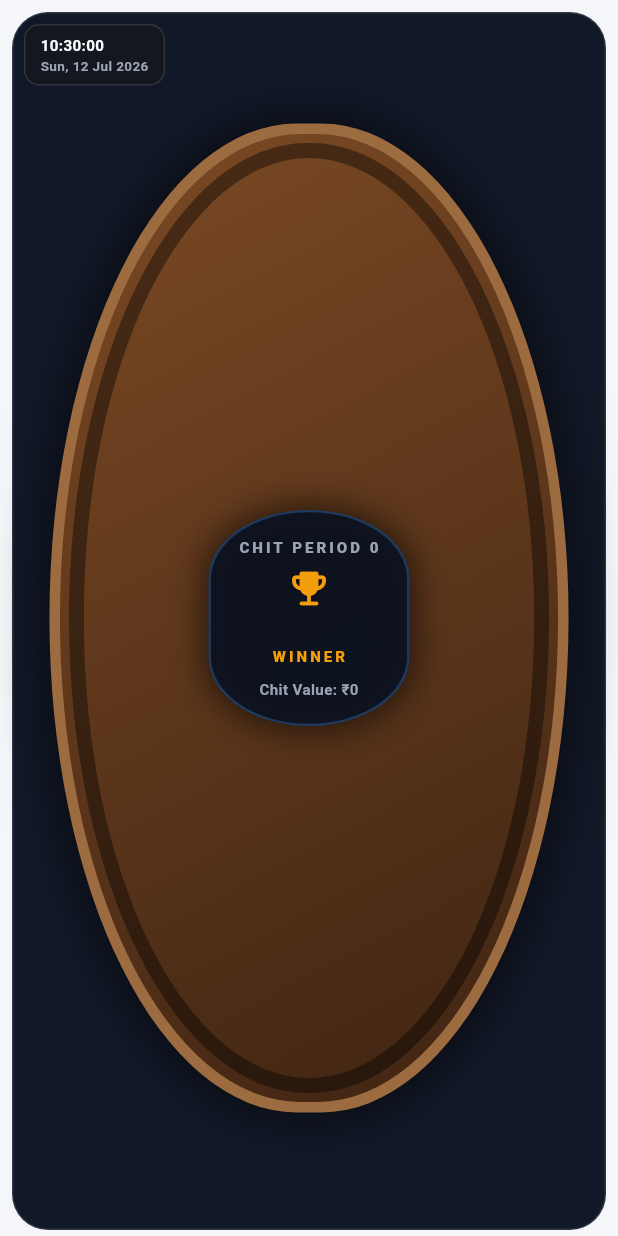
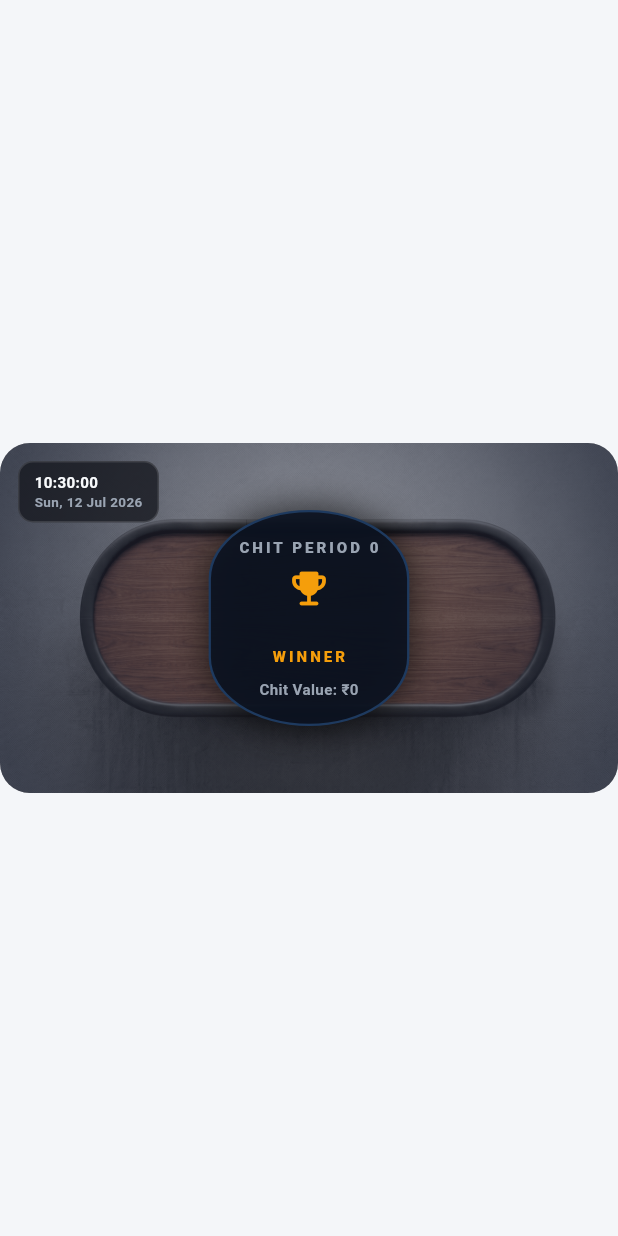
Before and after one commit to nandha3d/loanapp, a Flutter app: the _PokerTable widget shown alone on an empty page, opened directly with empty values, on a phone screen of 412 x 824 dp. Run offline on Flutter 3.47's test engine with Material 3 defaults, Android fonts, the phone set to English and light mode, and no system bars; our stand-ins replace connectivity_plus, dio, firebase_core, firebase_messaging, fl_chart, flutter_map and 18 more; missing offline and left inert: mobile_scanner, razorpay_flutter; accounts and stored records are empty; project files that could hold a hidden picture were left out.

Commit message:
feat(mobile): use real poker-table image in live auction (web parity)
Replace the hand-painted wooden-oval gradient in the chit live auction
screen with the actual poker_table.png photograph the web room renders,
in the web's exact 2712×1536 aspect ratio, with the same dark radial
vignette and seats laid on the felt. Bump app version to 0.1.3+25.

Co-Authored-By: Claude Fable 5 <noreply@anthropic.com>
Claude-Session: https://claude.ai/code/session_018bv64qCRpaAfXs8LXZmg6E

```diff
--- a/mobile/lib/features/chits/chit_live_auction_screen.dart
+++ b/mobile/lib/features/chits/chit_live_auction_screen.dart
@@ -22,9 +22,6 @@ import 'package:loantrack/features/collection/voice_entry_controller.dart';
 // Table palette — the wooden auction table is deliberately fixed-color (not
 // themed): it mirrors the web live room so both screens read as one product.
 const _kFeltFrame = Color(0xFF111827);
-const _kWoodLight = Color(0xFF7C4A24);
-const _kWoodDark = Color(0xFF3E2312);
-const _kWoodRim = Color(0xFF9C6B3F);
 const _kHub = Color(0xFF0B1220);
 const _kHubBorder = Color(0xFF1E3A5F);
 const _kTimerCyan = Color(0xFF38BDF8);
@@ -1049,59 +1046,50 @@ class _PokerTable extends StatelessWidget {
 
   @override
   Widget build(BuildContext context) {
-    return LayoutBuilder(
+    // Same landscape wooden-table asset the web auction room renders, in the
+    // web's exact aspect ratio (2712×1536), with seats laid on the felt.
+    return Center(
+      child: AspectRatio(
+        aspectRatio: 2712 / 1536,
+        child: LayoutBuilder(
           builder: (context, box) {
             final w = box.maxWidth;
             final h = box.maxHeight;
             final cx = w / 2;
             final cy = h / 2;
-        final rx = w * 0.40;
-        final ry = h * 0.40;
+            // Seats sit just inside the felt rail (mirrors the web ellipse).
+            final rx = w * 0.36;
+            final ry = h * 0.33;
             // Seats shrink as the ring fills so 25 members still fit.
-        final seatRadius =
-            members.length <= 8 ? 24.0 : (members.length <= 14 ? 20.0 : 16.0);
+            final seatRadius = members.length <= 8
+                ? 22.0
+                : (members.length <= 14 ? 18.0 : 14.0);
             return Stack(
-          children: [
-            // Table frame (dark surround like the web card).
+              clipBehavior: Clip.none,
+              children: [
+                // The real poker-table photograph (shared with the web room).
                 Positioned.fill(
-              child: Padding(
-                padding: const EdgeInsets.fromLTRB(8, 8, 8, 4),
+                  child: ClipRRect(
+                    borderRadius: BorderRadius.circular(20),
+                    child: ColorFiltered(
+                      colorFilter: const ColorFilter.mode(
+                          Color(0x14000000), BlendMode.darken),
+                      child: Image.asset(
+                        'assets/images/poker_table.png',
+                        fit: BoxFit.cover,
+                      ),
+                    ),
+                  ),
+                ),
+                // Dark radial vignette so seats/hub read over the wood,
+                // matching the web overlay (rgba(15,23,42,0.35 → 0.7)).
+                Positioned.fill(
                   child: DecoratedBox(
                     decoration: BoxDecoration(
-                    color: _kFeltFrame,
-                    borderRadius: BorderRadius.circular(24),
-                    border: Border.all(color: AppColors.inkBorder),
-                  ),
-                ),
-              ),
-            ),
-            // Wooden oval: rim + top-lit grain gradient.
-            Center(
-              child: Container(
-                width: w * 0.84,
-                height: h * 0.80,
-                decoration: BoxDecoration(
-                  borderRadius: BorderRadius.all(Radius.elliptical(w, h)),
-                  gradient: const LinearGradient(
-                    begin: Alignment.topLeft,
-                    end: Alignment.bottomRight,
-                    colors: [_kWoodLight, _kWoodDark],
-                  ),
-                  border: Border.all(color: _kWoodRim, width: 7),
-                  boxShadow: const [
-                    BoxShadow(
-                        color: Color(0x99000000),
-                        blurRadius: 28,
-                        spreadRadius: 3),
-                  ],
-                ),
-                // Inner shadow ring gives the rail depth.
-                child: Container(
-                  margin: const EdgeInsets.all(6),
-                  decoration: BoxDecoration(
-                    borderRadius: BorderRadius.all(Radius.elliptical(w, h)),
-                    border:
-                        Border.all(color: const Color(0x66000000), width: 10),
+                      borderRadius: BorderRadius.circular(20),
+                      gradient: const RadialGradient(
+                        radius: 0.95,
+                        colors: [Color(0x590F172A), Color(0xB30F172A)],
                       ),
                     ),
                   ),
@@ -1122,8 +1110,8 @@ class _PokerTable extends StatelessWidget {
                   ),
                 ),
                 Positioned(
-              top: 16,
-              left: 16,
+                  top: 12,
+                  left: 12,
                   child: _CornerClock(now: DateTime.now()),
                 ),
                 for (var i = 0; i < members.length; i++)
@@ -1138,6 +1126,8 @@ class _PokerTable extends StatelessWidget {
               ],
             );
           },
+        ),
+      ),
     );
   }
 
--- a/mobile/pubspec.yaml
+++ b/mobile/pubspec.yaml
@@ -1,7 +1,7 @@
 name: loantrack
 description: LoanTrack — microlending & chit fund mobile app for field agents and admins.
 publish_to: 'none'
-version: 0.1.2+24
+version: 0.1.3+25
 
 environment:
   sdk: '>=3.4.0 <4.0.0'
```
Lines whose indentation alone changed are shown as unchanged.
